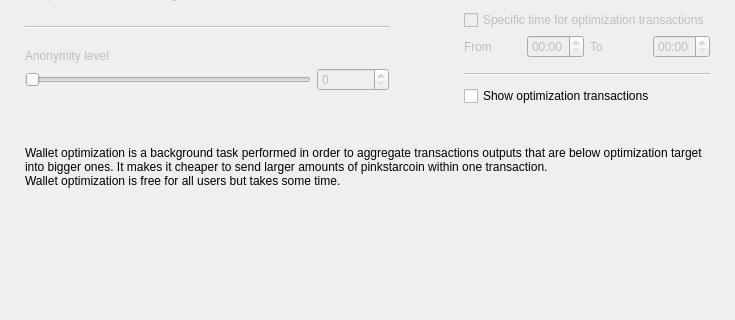
Qt form src/Gui/Options/OptimizationOptionsFrame.ui (ZwerG-MaX/pinkstarcoin-gui) before a commit; both pictures show x 0 to 735 and y 154 to 474 of the 735 by 474 pixel window.
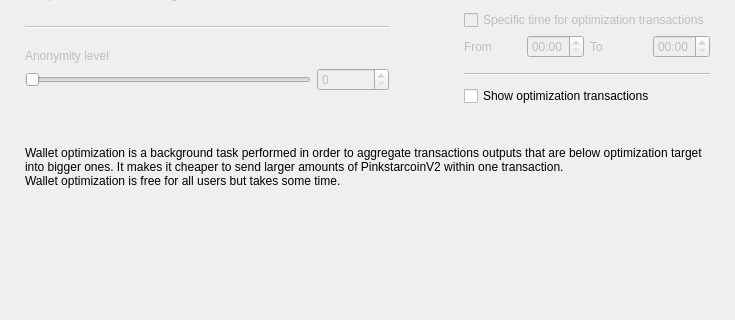
The same form after that commit. Custom widgets are drawn as their Qt base class.

Diff of the .ui file:
```diff
--- a/src/Gui/Options/OptimizationOptionsFrame.ui
+++ b/src/Gui/Options/OptimizationOptionsFrame.ui
@@ -470,7 +470,7 @@
    <item>
     <widget class="WalletGui::WalletExtraNormalGrayTextLabel" name="m_helpLabel">
      <property name="text">
-      <string>Wallet optimization is a background task performed in order to aggregate transactions outputs that are below optimization target into bigger ones. It makes it cheaper to send larger amounts of pinkstarcoin within one transaction.
+      <string>Wallet optimization is a background task performed in order to aggregate transactions outputs that are below optimization target into bigger ones. It makes it cheaper to send larger amounts of PinkstarcoinV2 within one transaction.
 Wallet optimization is free for all users but takes some time.</string>
      </property>
      <property name="wordWrap">
```
